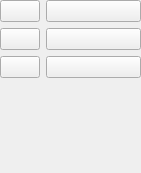
Above: SpriteEditor/toolbar.ui from prkholl24/sprite-editor before the change. Below: the same form after it.
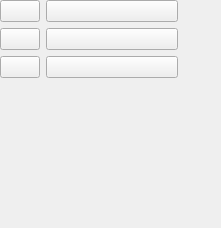
That is the form after the change. Icons and pictures are not drawn.

What changed in the file:
```diff
--- a/SpriteEditor/toolbar.ui
+++ b/SpriteEditor/toolbar.ui
@@ -6,8 +6,8 @@
    <rect>
     <x>0</x>
     <y>0</y>
-    <width>141</width>
-    <height>173</height>
+    <width>221</width>
+    <height>228</height>
    </rect>
   </property>
   <property name="windowTitle">
@@ -18,7 +18,7 @@
     <rect>
      <x>0</x>
      <y>0</y>
-     <width>141</width>
+     <width>178</width>
      <height>201</height>
     </rect>
    </property>
```
